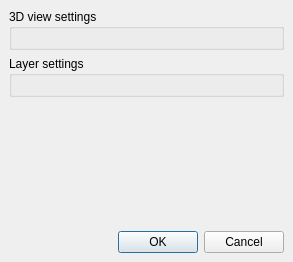
Qt form source/VISUAL/DIALOGS/Spectrum3DPrefDialog.ui (hroest/flaming-archer) before a commit.
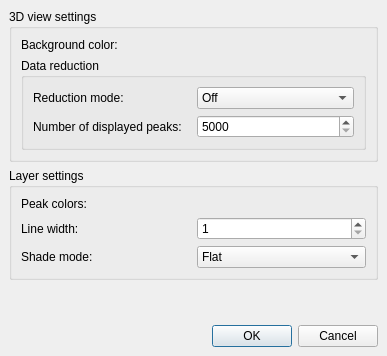
The same form after that commit. Custom widgets are drawn as their Qt base class.

What changed in the file:
```diff
--- a/source/VISUAL/DIALOGS/Spectrum3DPrefDialog.ui
+++ b/source/VISUAL/DIALOGS/Spectrum3DPrefDialog.ui
@@ -5,8 +5,8 @@
    <rect>
     <x>0</x>
     <y>0</y>
-    <width>293</width>
-    <height>262</height>
+    <width>387</width>
+    <height>356</height>
    </rect>
   </property>
   <property name="windowTitle" >
@@ -31,6 +31,77 @@
       <property name="spacing" >
        <number>6</number>
       </property>
+      <item row="0" column="1" >
+       <widget class="OpenMS::ColorSelector" native="1" name="bg_color" />
+      </item>
+      <item row="1" column="0" colspan="2" >
+       <widget class="QGroupBox" name="groupBox_3" >
+        <property name="title" >
+         <string>Data reduction</string>
+        </property>
+        <layout class="QGridLayout" >
+         <property name="margin" >
+          <number>9</number>
+         </property>
+         <property name="spacing" >
+          <number>6</number>
+         </property>
+         <item row="1" column="1" >
+          <widget class="QSpinBox" name="reduction_peaks" >
+           <property name="maximum" >
+            <number>1000000</number>
+           </property>
+           <property name="minimum" >
+            <number>5000</number>
+           </property>
+           <property name="singleStep" >
+            <number>5000</number>
+           </property>
+          </widget>
+         </item>
+         <item row="0" column="1" >
+          <widget class="QComboBox" name="reduction_mode" >
+           <item>
+            <property name="text" >
+             <string>Off</string>
+            </property>
+           </item>
+           <item>
+            <property name="text" >
+             <string>Sum reduction</string>
+            </property>
+           </item>
+           <item>
+            <property name="text" >
+             <string>Max reduction</string>
+            </property>
+           </item>
+          </widget>
+         </item>
+         <item row="1" column="0" >
+          <widget class="QLabel" name="label_6" >
+           <property name="text" >
+            <string>Number of displayed peaks:</string>
+           </property>
+          </widget>
+         </item>
+         <item row="0" column="0" >
+          <widget class="QLabel" name="label_5" >
+           <property name="text" >
+            <string>Reduction mode:</string>
+           </property>
+          </widget>
+         </item>
+        </layout>
+       </widget>
+      </item>
+      <item row="0" column="0" >
+       <widget class="QLabel" name="label" >
+        <property name="text" >
+         <string>Background color:</string>
+        </property>
+       </widget>
+      </item>
      </layout>
     </widget>
    </item>
@@ -46,6 +117,51 @@
       <property name="spacing" >
        <number>6</number>
       </property>
+      <item row="1" column="0" >
+       <widget class="QLabel" name="label_3" >
+        <property name="text" >
+         <string>Line width:</string>
+        </property>
+       </widget>
+      </item>
+      <item row="2" column="0" >
+       <widget class="QLabel" name="label_4" >
+        <property name="text" >
+         <string>Shade mode:</string>
+        </property>
+       </widget>
+      </item>
+      <item row="0" column="0" >
+       <widget class="QLabel" name="label_2" >
+        <property name="text" >
+         <string>Peak colors:</string>
+        </property>
+       </widget>
+      </item>
+      <item row="0" column="1" >
+       <widget class="OpenMS::MultiGradientSelector" native="1" name="gradient" />
+      </item>
+      <item row="1" column="1" >
+       <widget class="QSpinBox" name="width" >
+        <property name="minimum" >
+         <number>1</number>
+        </property>
+       </widget>
+      </item>
+      <item row="2" column="1" >
+       <widget class="QComboBox" name="shade" >
+        <item>
+         <property name="text" >
+          <string>Flat</string>
+         </property>
+        </item>
+        <item>
+         <property name="text" >
+          <string>Smooth</string>
+         </property>
+        </item>
+       </widget>
+      </item>
      </layout>
     </widget>
    </item>
@@ -56,8 +172,8 @@
      </property>
      <property name="sizeHint" >
       <size>
-       <width>20</width>
-       <height>40</height>
+       <width>306</width>
+       <height>16</height>
       </size>
      </property>
     </spacer>
@@ -74,6 +190,18 @@
    </item>
   </layout>
  </widget>
+ <customwidgets>
+  <customwidget>
+   <class>OpenMS::MultiGradientSelector</class>
+   <extends>QWidget</extends>
+   <header>OpenMS/VISUAL/MultiGradientSelector.h</header>
+  </customwidget>
+  <customwidget>
+   <class>OpenMS::ColorSelector</class>
+   <extends>QWidget</extends>
+   <header>OpenMS/VISUAL/ColorSelector.h</header>
+  </customwidget>
+ </customwidgets>
  <resources/>
  <connections>
   <connection>
```
